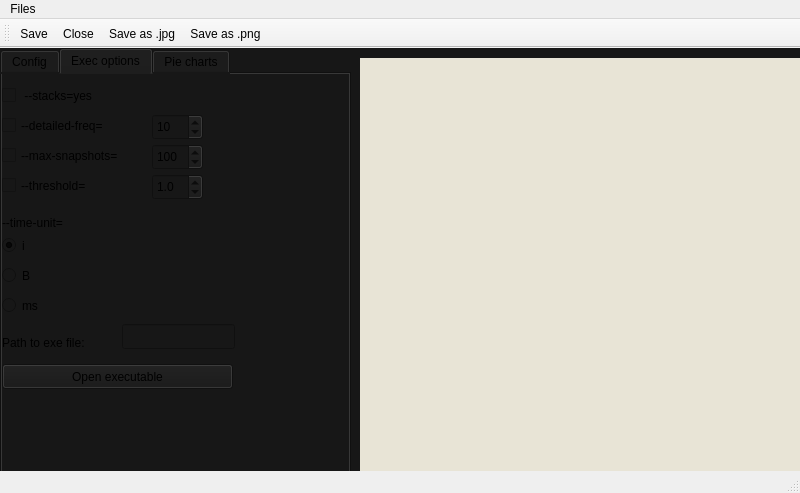
The window that graphwindow.ui (AndjelaDamnjanovic/MassifVisualization) describes before a commit, drawn with Qt 5.
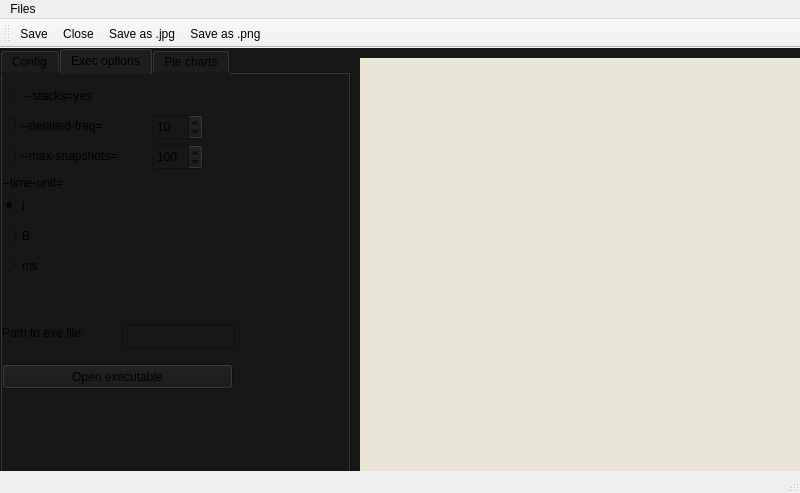
The same window after the commit. The open tabs and pages were chosen to show the change. Icons and pictures are not drawn.

Patch:
```diff
--- a/graphwindow.ui
+++ b/graphwindow.ui
@@ -421,49 +421,11 @@
        <number>10</number>
       </property>
      </widget>
-     <widget class="QCheckBox" name="cbThreshold">
-      <property name="geometry">
-       <rect>
-        <x>0</x>
-        <y>100</y>
-        <width>131</width>
-        <height>23</height>
-       </rect>
-      </property>
-      <property name="text">
-       <string>--threshold=</string>
-      </property>
-     </widget>
-     <widget class="QDoubleSpinBox" name="spinThreshold">
-      <property name="geometry">
-       <rect>
-        <x>150</x>
-        <y>100</y>
-        <width>51</width>
-        <height>26</height>
-       </rect>
-      </property>
-      <property name="decimals">
-       <number>1</number>
-      </property>
-      <property name="maximum">
-       <double>10.000000000000000</double>
-      </property>
-      <property name="singleStep">
-       <double>0.100000000000000</double>
-      </property>
-      <property name="stepType">
-       <enum>QAbstractSpinBox::DefaultStepType</enum>
-      </property>
-      <property name="value">
-       <double>1.000000000000000</double>
-      </property>
-     </widget>
      <widget class="QLabel" name="lblTimeUnit">
       <property name="geometry">
        <rect>
         <x>0</x>
-        <y>140</y>
+        <y>100</y>
         <width>91</width>
         <height>17</height>
        </rect>
@@ -476,7 +438,7 @@
       <property name="geometry">
        <rect>
         <x>0</x>
-        <y>160</y>
+        <y>120</y>
         <width>112</width>
         <height>23</height>
        </rect>
@@ -492,7 +454,7 @@
       <property name="geometry">
        <rect>
         <x>0</x>
-        <y>190</y>
+        <y>150</y>
         <width>112</width>
         <height>23</height>
        </rect>
@@ -505,7 +467,7 @@
       <property name="geometry">
        <rect>
         <x>0</x>
-        <y>220</y>
+        <y>180</y>
         <width>112</width>
         <height>23</height>
        </rect>
@@ -518,7 +480,7 @@
       <property name="geometry">
        <rect>
         <x>0</x>
-        <y>260</y>
+        <y>250</y>
         <width>111</width>
         <height>17</height>
        </rect>
```
